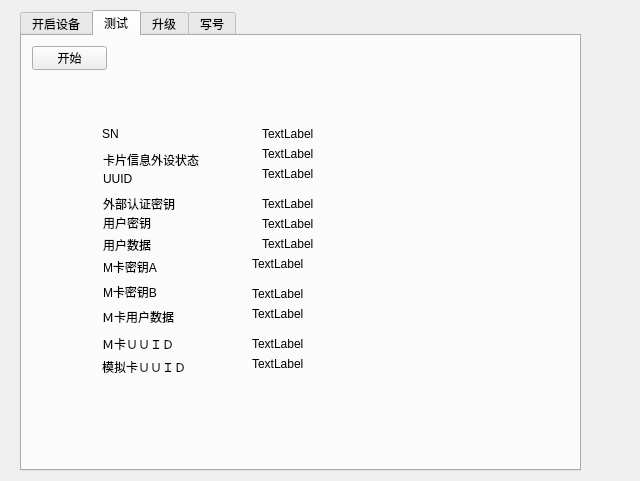
Qt form UI/_00login.ui (dissor/can-tool-for-a520) before a commit.
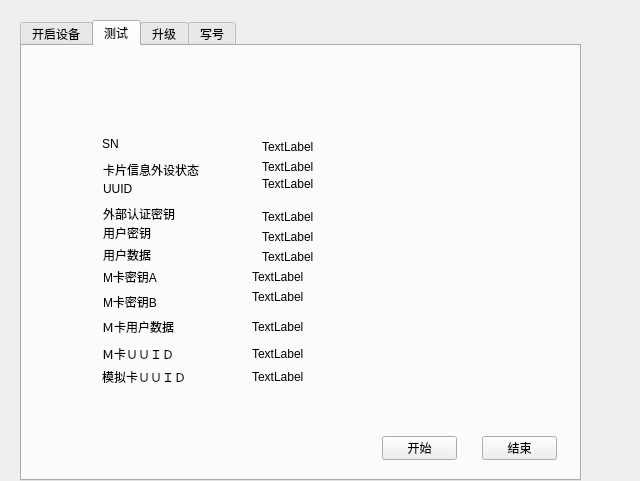
The same form after that commit. The open tabs and pages were chosen to show the change.

Commit message: 添加升级界面，添加打开文件功能

The edit to the form file:
```diff
--- a/UI/_00login.ui
+++ b/UI/_00login.ui
@@ -17,7 +17,7 @@
    <property name="geometry">
     <rect>
      <x>20</x>
-     <y>10</y>
+     <y>20</y>
      <width>561</width>
      <height>461</height>
     </rect>
@@ -257,8 +257,8 @@
     <widget class="QPushButton" name="pushButton">
      <property name="geometry">
       <rect>
-       <x>10</x>
-       <y>10</y>
+       <x>360</x>
+       <y>390</y>
        <width>75</width>
        <height>24</height>
       </rect>
@@ -415,8 +415,8 @@
       <rect>
        <x>240</x>
        <y>90</y>
-       <width>53</width>
-       <height>16</height>
+       <width>141</width>
+       <height>21</height>
       </rect>
      </property>
      <property name="text">
@@ -428,8 +428,8 @@
       <rect>
        <x>240</x>
        <y>110</y>
-       <width>53</width>
-       <height>16</height>
+       <width>171</width>
+       <height>21</height>
       </rect>
      </property>
      <property name="text">
@@ -441,7 +441,7 @@
       <rect>
        <x>240</x>
        <y>130</y>
-       <width>53</width>
+       <width>191</width>
        <height>16</height>
       </rect>
      </property>
@@ -454,8 +454,8 @@
       <rect>
        <x>240</x>
        <y>160</y>
-       <width>53</width>
-       <height>16</height>
+       <width>181</width>
+       <height>21</height>
       </rect>
      </property>
      <property name="text">
@@ -467,8 +467,8 @@
       <rect>
        <x>240</x>
        <y>180</y>
-       <width>53</width>
-       <height>16</height>
+       <width>211</width>
+       <height>21</height>
       </rect>
      </property>
      <property name="text">
@@ -480,8 +480,8 @@
       <rect>
        <x>240</x>
        <y>200</y>
-       <width>53</width>
-       <height>16</height>
+       <width>201</width>
+       <height>21</height>
       </rect>
      </property>
      <property name="text">
@@ -493,8 +493,8 @@
       <rect>
        <x>230</x>
        <y>220</y>
-       <width>53</width>
-       <height>16</height>
+       <width>191</width>
+       <height>21</height>
       </rect>
      </property>
      <property name="text">
@@ -505,9 +505,9 @@
      <property name="geometry">
       <rect>
        <x>230</x>
-       <y>250</y>
-       <width>53</width>
-       <height>16</height>
+       <y>240</y>
+       <width>191</width>
+       <height>21</height>
       </rect>
      </property>
      <property name="text">
@@ -519,8 +519,8 @@
       <rect>
        <x>230</x>
        <y>270</y>
-       <width>53</width>
-       <height>16</height>
+       <width>231</width>
+       <height>21</height>
       </rect>
      </property>
      <property name="text">
@@ -532,7 +532,7 @@
       <rect>
        <x>230</x>
        <y>300</y>
-       <width>53</width>
+       <width>211</width>
        <height>16</height>
       </rect>
      </property>
@@ -545,14 +545,27 @@
       <rect>
        <x>230</x>
        <y>320</y>
-       <width>53</width>
-       <height>16</height>
+       <width>211</width>
+       <height>21</height>
       </rect>
      </property>
      <property name="text">
       <string>TextLabel</string>
      </property>
     </widget>
+    <widget class="QPushButton" name="pushButton_4">
+     <property name="geometry">
+      <rect>
+       <x>460</x>
+       <y>390</y>
+       <width>75</width>
+       <height>24</height>
+      </rect>
+     </property>
+     <property name="text">
+      <string>结束</string>
+     </property>
+    </widget>
    </widget>
    <widget class="QWidget" name="tab_3">
     <attribute name="title">
```
Left out of the diff: 137 changed lines with no effect on the pictures. The commit also changes 4 other files.
